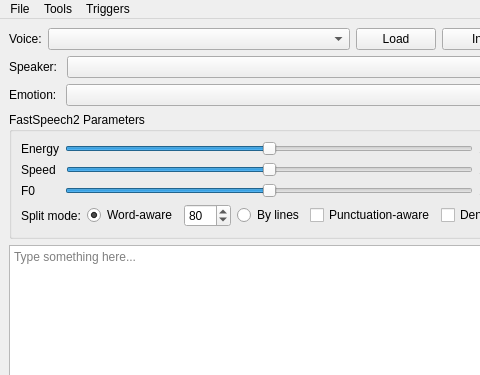
Above: mainwindow.ui from ZDisket/TensorVox before the change; both pictures show x 0 to 480 and y 0 to 375 of the 864 by 526 pixel window. Below: the same form after it.
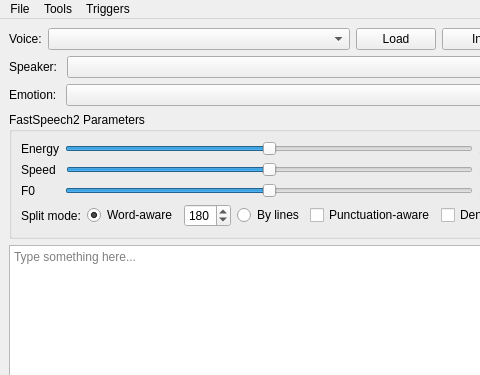
That is the form after the change. Icons and pictures are not drawn.

Diff of the .ui file:
```diff
--- a/mainwindow.ui
+++ b/mainwindow.ui
@@ -271,7 +271,7 @@
                 <number>10</number>
                </property>
                <property name="value">
-                <number>80</number>
+                <number>180</number>
                </property>
               </widget>
              </item>
```
